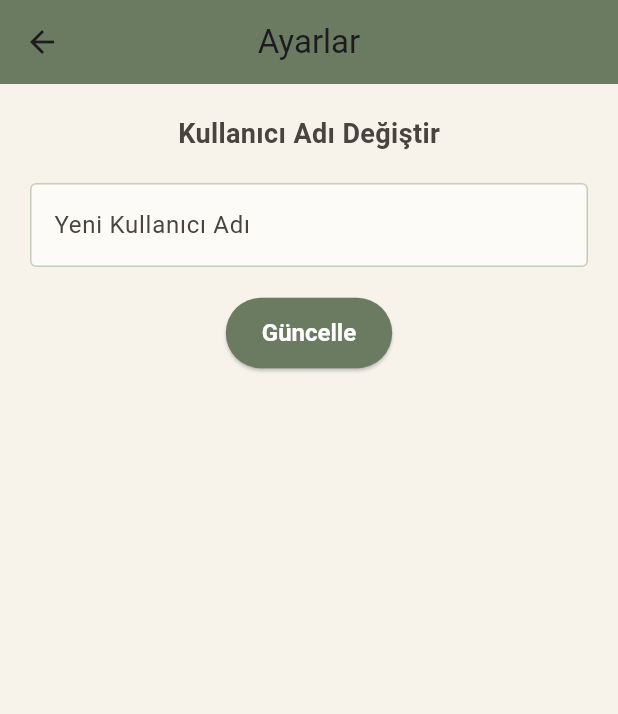
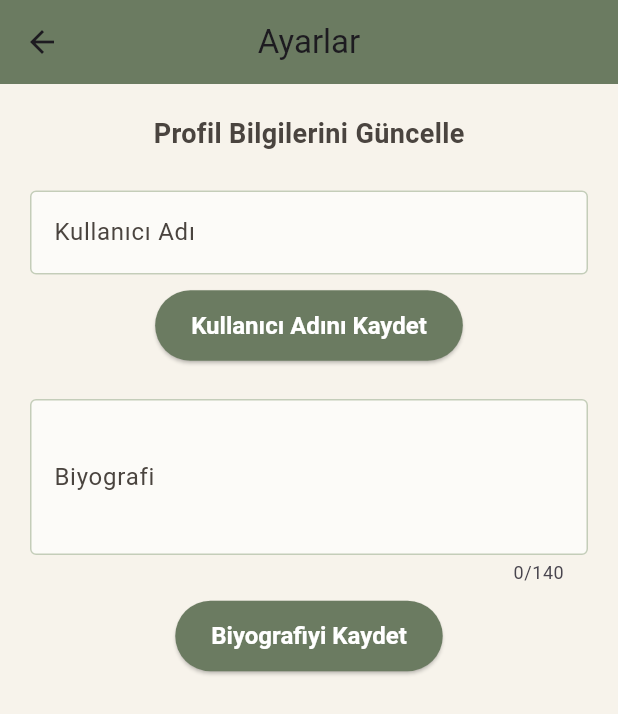
Before and after one commit to Erimsaholut/akhisarapp, a Flutter app: the SettingsScreen screen opened directly, on a phone screen of 412 x 824 dp. Shown: the top 714 px of the screen. Run offline on Flutter 3.47's test engine with Material 3 defaults, Android fonts, the phone set to English and light mode, and no system bars; our stand-ins replace cloud_firestore, firebase_auth, firebase_core; accounts and stored records are empty.

Commit message:
User profiles added

```diff
--- a/lib/screens/chat_room/widgets/announcement_banner.dart
+++ b/lib/screens/chat_room/widgets/announcement_banner.dart
@@ -1,11 +1,7 @@
+import '../../../theme/app_colors.dart';
 import 'package:flutter/material.dart';
 
-// Tema dosyanızın yolu projenizin yapısına göre değişebilir
-// Muhtemelen bu yoldur:
-import '../../../theme/app_colors.dart';
-
 class AnnouncementBanner extends StatelessWidget {
-  // 'const' constructor, 'Not a constant expression' hatasını çözer
   const AnnouncementBanner({super.key});
 
   @override
--- a/lib/screens/chat_room/widgets/date_header.dart
+++ b/lib/screens/chat_room/widgets/date_header.dart
@@ -1,9 +1,9 @@
+import '../../../theme/app_colors.dart';
 import 'package:flutter/material.dart';
 import 'package:intl/intl.dart';
-import '../../../theme/app_colors.dart'; // Tema import yolunu güncelleyin
 
 class DateHeader extends StatelessWidget {
-  final String date; // 'yyyy-MM-dd' formatında
+  final String date;
   const DateHeader({super.key, required this.date});
 
   @override
--- a/lib/screens/chat_room/widgets/emoji_picker.dart
+++ b/lib/screens/chat_room/widgets/emoji_picker.dart
@@ -2,7 +2,6 @@ import 'package:flutter/material.dart';
 
 class EmojiPicker extends StatelessWidget {
 
-  // 1. Haritayı buraya 'static const' olarak taşıdık
   static const Map<String, String> oldschoolEmojis = {
     ':)': 'assets/emojis/smile.png',
     ':(': 'assets/emojis/sad.png',
@@ -38,7 +37,6 @@ class EmojiPicker extends StatelessWidget {
   Widget build(BuildContext context) {
     return GridView.count(
       crossAxisCount: 6,
-      // 3. Doğrudan 'oldschoolEmojis' sabitini kullanın
       children: oldschoolEmojis.entries.map((entry) {
         return IconButton(
           icon: Image.asset(entry.value),
--- a/lib/screens/settings.dart
+++ b/lib/screens/settings.dart
@@ -1,7 +1,7 @@
 import 'package:flutter/material.dart';
 import 'package:cloud_firestore/cloud_firestore.dart';
 import 'package:firebase_auth/firebase_auth.dart';
-import '../theme/app_colors.dart'; // tema renklerini ekledik
+import '../theme/app_colors.dart'; // tema renkleri
 
 class SettingsScreen extends StatefulWidget {
   const SettingsScreen({super.key});
@@ -12,7 +12,32 @@ class SettingsScreen extends StatefulWidget {
 
 class _SettingsScreenState extends State<SettingsScreen> {
   final TextEditingController _usernameController = TextEditingController();
+  final TextEditingController _bioController = TextEditingController();
   bool _loading = false;
+
+  @override
+  void initState() {
+    super.initState();
+    _loadUserData();
+  }
+
+  Future<void> _loadUserData() async {
+    final uid = FirebaseAuth.instance.currentUser?.uid;
+    if (uid == null) return;
+
+    final doc =
+        await FirebaseFirestore.instance.collection('users').doc(uid).get();
+
+    if (doc.exists) {
+      final data = doc.data()!;
+      _usernameController.text = data['username'] ?? '';
+      _bioController.text = data['bioText'] ?? '';
+      // Eğer bio yoksa boş bırak
+      if ((data['bioText'] ?? '').isEmpty) {
+        _bioController.text = '';
+      }
+    }
+  }
 
   Future<void> _updateUsername() async {
     final newUsername = _usernameController.text.trim();
@@ -25,13 +50,12 @@ class _SettingsScreenState extends State<SettingsScreen> {
       );
       return;
     }
-
     setState(() => _loading = true);
-
     final usersRef = FirebaseFirestore.instance.collection('users');
-    final existing =
-    await usersRef.where('username', isEqualTo: newUsername).get();
-    if (existing.docs.isNotEmpty) {
+    final existing = await usersRef.where('username', isEqualTo: newUsername).get();
+    final currentUid = FirebaseAuth.instance.currentUser!.uid;
+    final isTakenByOther = existing.docs.any((doc) => doc.id != currentUid);
+    if (isTakenByOther) {
       setState(() => _loading = false);
       ScaffoldMessenger.of(context).showSnackBar(
         const SnackBar(
@@ -41,12 +65,10 @@ class _SettingsScreenState extends State<SettingsScreen> {
       );
       return;
     }
-
-    final uid = FirebaseAuth.instance.currentUser!.uid;
-    await usersRef.doc(uid).update({'username': newUsername});
-
+    await usersRef.doc(currentUid).update({
+      'username': newUsername,
+    });
     setState(() => _loading = false);
-
     if (mounted) {
       ScaffoldMessenger.of(context).showSnackBar(
         const SnackBar(
@@ -54,7 +76,24 @@ class _SettingsScreenState extends State<SettingsScreen> {
           backgroundColor: kOliveGreenPrimary,
         ),
       );
-      Navigator.pop(context);
+    }
+  }
+
+  Future<void> _updateBio() async {
+    final newBio = _bioController.text.trim();
+    setState(() => _loading = true);
+    final currentUid = FirebaseAuth.instance.currentUser!.uid;
+    await FirebaseFirestore.instance.collection('users').doc(currentUid).update({
+      'bioText': newBio,
+    });
+    setState(() => _loading = false);
+    if (mounted) {
+      ScaffoldMessenger.of(context).showSnackBar(
+        const SnackBar(
+          content: Text('Biyografi güncellendi'),
+          backgroundColor: kOliveGreenPrimary,
+        ),
+      );
     }
   }
 
@@ -69,36 +108,42 @@ class _SettingsScreenState extends State<SettingsScreen> {
       ),
       body: Padding(
         padding: const EdgeInsets.all(20.0),
+        child: SingleChildScrollView(
           child: Column(
             children: [
               const Text(
-              'Kullanıcı Adı Değiştir',
+                'Profil Bilgilerini Güncelle',
                 style: TextStyle(
                   fontSize: 18,
                   fontWeight: FontWeight.w600,
                   color: kDarkText,
                 ),
               ),
-            const SizedBox(height: 20),
+              const SizedBox(height: 25),
+
+              // Kullanıcı adı
               TextField(
                 controller: _usernameController,
                 cursorColor: kOliveGreenPrimary,
                 decoration: InputDecoration(
-                labelText: 'Yeni Kullanıcı Adı',
+                  labelText: 'Kullanıcı Adı',
                   labelStyle: const TextStyle(color: kDarkText),
                   filled: true,
                   fillColor: kCardSurface,
                   enabledBorder: OutlineInputBorder(
-                  borderSide:
-                  BorderSide(color: kSageGreenSecondary.withOpacity(0.6)),
+                    borderSide: BorderSide(
+                      color: kSageGreenSecondary.withOpacity(0.6),
+                    ),
                   ),
                   focusedBorder: const OutlineInputBorder(
-                  borderSide:
-                  BorderSide(color: kOliveGreenPrimary, width: 2),
+                    borderSide: BorderSide(
+                      color: kOliveGreenPrimary,
+                      width: 2,
                     ),
                   ),
                 ),
-            const SizedBox(height: 20),
+              ),
+              const SizedBox(height: 10),
               _loading
                   ? const CircularProgressIndicator(color: kOliveGreenPrimary)
                   : ElevatedButton(
@@ -106,14 +151,66 @@ class _SettingsScreenState extends State<SettingsScreen> {
                         backgroundColor: kOliveGreenPrimary,
                         foregroundColor: Colors.white,
                         padding: const EdgeInsets.symmetric(
-                    vertical: 14, horizontal: 24),
+                          vertical: 14,
+                          horizontal: 24,
+                        ),
                         textStyle: const TextStyle(
-                    fontSize: 16, fontWeight: FontWeight.w600),
+                          fontSize: 16,
+                          fontWeight: FontWeight.w600,
+                        ),
                       ),
                       onPressed: _updateUsername,
-              child: const Text('Güncelle'),
+                      child: const Text('Kullanıcı Adını Kaydet'),
+                    ),
+
+              const SizedBox(height: 25),
+
+              // Bio (biyografi)
+              TextField(
+                controller: _bioController,
+                maxLines: 3,
+                maxLength: 140,
+                cursorColor: kOliveGreenPrimary,
+                decoration: InputDecoration(
+                  labelText: 'Biyografi',
+                  hintText: 'Kendin hakkında kısa bir şey yaz...',
+                  labelStyle: const TextStyle(color: kDarkText),
+                  filled: true,
+                  fillColor: kCardSurface,
+                  enabledBorder: OutlineInputBorder(
+                    borderSide: BorderSide(
+                      color: kSageGreenSecondary.withOpacity(0.6),
+                    ),
+                  ),
+                  focusedBorder: const OutlineInputBorder(
+                    borderSide: BorderSide(
+                      color: kOliveGreenPrimary,
+                      width: 2,
+                    ),
+                  ),
+                ),
+              ),
+              const SizedBox(height: 10),
+              _loading
+                  ? const CircularProgressIndicator(color: kOliveGreenPrimary)
+                  : ElevatedButton(
+                      style: ElevatedButton.styleFrom(
+                        backgroundColor: kOliveGreenPrimary,
+                        foregroundColor: Colors.white,
+                        padding: const EdgeInsets.symmetric(
+                          vertical: 14,
+                          horizontal: 24,
+                        ),
+                        textStyle: const TextStyle(
+                          fontSize: 16,
+                          fontWeight: FontWeight.w600,
+                        ),
+                      ),
+                      onPressed: _updateBio,
+                      child: const Text('Biyografiyi Kaydet'),
                     ),
             ],
+          ),
         ),
       ),
     );
```
Also changed, not shown: lib/screens/chat_room/chat_room.dart (+6 -23 lines), lib/screens/chat_room/widgets/message_bubble.dart (+16 -9 lines), lib/screens/chat_room/widgets/message_input_bar.dart (+5 -3 lines), lib/screens/chat_room/widgets/message_list.dart (+4 -12 lines), lib/screens/chat_room/widgets/user_profile_screen.dart (added, +93 -0 lines). Lines whose indentation alone changed are shown as unchanged.
